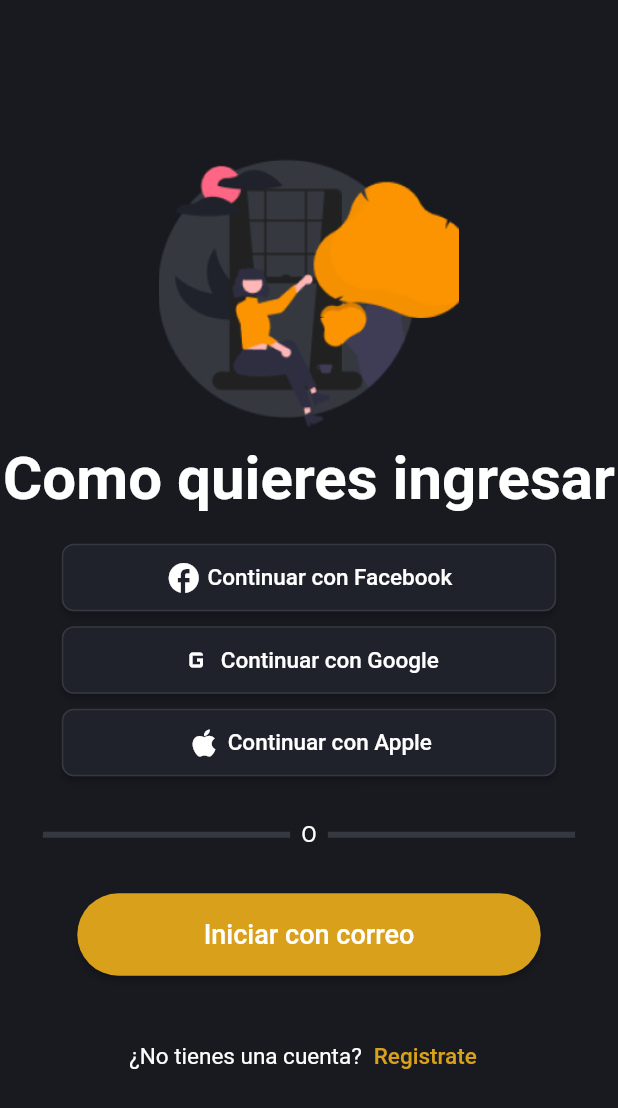
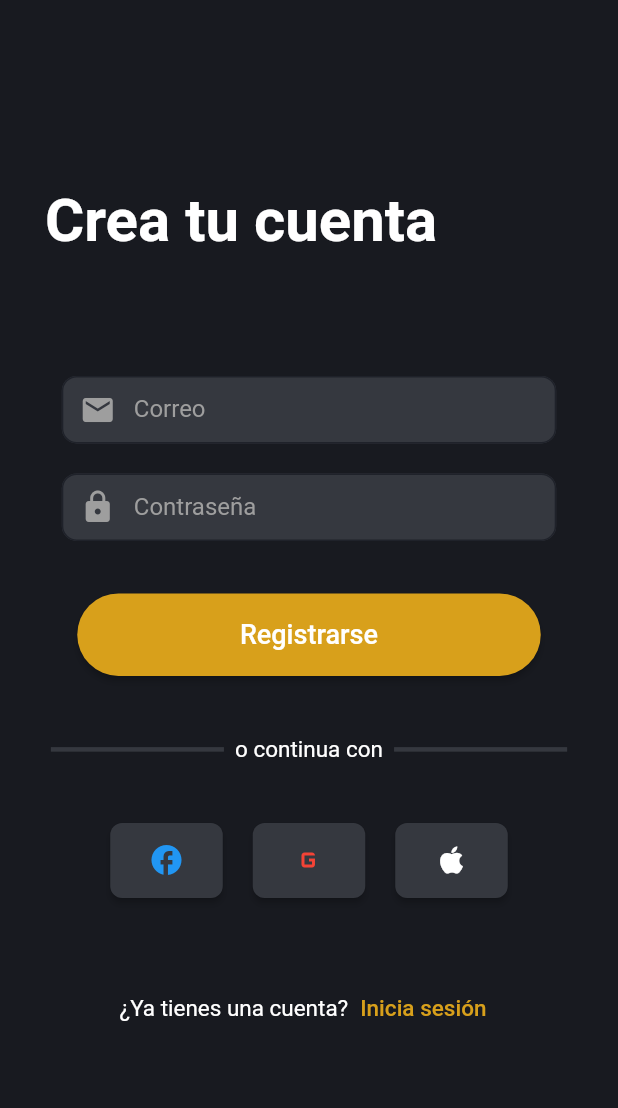
Before and after one commit to alienigena264/Mr.Garcia, a Flutter app: the LogGeneral screen opened by its route, after a tap on "Registrate", on a phone screen of 412 x 824 dp. Shown: the top 1108 px of the screen. Run offline on Flutter 3.47's test engine with Material 2 defaults, Android fonts, the phone set to English and light mode, and no system bars; our stand-ins replace curved_navigation_bar; missing offline and left inert: flutter_sequence_animation.

Commit message:
Vista register y registeDatail

```diff
--- a/lib/main.dart
+++ b/lib/main.dart
@@ -2,6 +2,8 @@ import 'package:flutter/material.dart';
 import 'package:mr_garcia_app/pages/Inicio/Inicio.vista.dart';
 import 'package:mr_garcia_app/pages/Inicio/InicioInfo1.vista.dart';
 import 'package:mr_garcia_app/pages/Log/Log_General.vista.dart';
+import 'package:mr_garcia_app/pages/Log/Register.vista.dart';
+import 'package:mr_garcia_app/pages/Log/RegisterDetail.vista.dart';
 
 
 void main() => runApp(const MyApp());
@@ -19,7 +21,9 @@ class MyApp extends StatelessWidget {
         '/': (context) => const Inicio(),
         // ignore: prefer_const_constructors
         '/InicioInfo1': (context) => InicioInfo1(),
-        '/logGeneral': (context) => const LogGeneral()
+        '/logGeneral': (context) => const LogGeneral(),
+        '/Registrar': (context) => const Register(),
+        '/RegistrarDetalle': (context) => const RegisterDateil(),
 
 
       },
--- a/lib/pages/Log/Log_General.vista.dart
+++ b/lib/pages/Log/Log_General.vista.dart
@@ -72,7 +72,15 @@ class _LogGeneralState extends State<LogGeneral> {
             const SizedBox(
               height: 30,
             ),
-            Row(
+            registrarse(),
+          ],
+        ),
+      ),
+    );
+  }
+
+  Row registrarse() {
+    return Row(
             mainAxisAlignment: MainAxisAlignment.center,
             children: [
               const Text(
@@ -80,17 +88,15 @@ class _LogGeneralState extends State<LogGeneral> {
                 style: TextStyle(color: Colors.white, fontSize: 15),
               ),
               TextButton(
-                  onPressed: () {},
+                onPressed: () {
+                  Navigator.pushNamed(context, '/Registrar');
+                },
                 child: const Text(
                   'Registrate',
                   style: TextStyle(color: colorSecundario, fontSize: 15),
                 ),
               ),
             ],
-            ),
-          ],
-        ),
-      ),
           );
   }
 
--- /dev/null
+++ b/lib/pages/Log/Register.vista.dart
@@ -0,0 +1,195 @@
+import 'package:flutter/material.dart';
+import 'package:mr_garcia_app/pages/colors.dart';
+
+class Register extends StatefulWidget {
+  const Register({super.key});
+
+  @override
+  State<Register> createState() => _RegisterState();
+}
+
+class _RegisterState extends State<Register> {
+  @override
+  Widget build(BuildContext context) {
+    final screenSize = MediaQuery.of(context).size;
+    // ignore: unused_local_variable
+    final screenHeight = screenSize.height;
+    // ignore: unused_local_variable
+    final screenWidth = screenSize.width;
+    return Scaffold(
+      backgroundColor: colorPrincipal,
+      body: SingleChildScrollView(
+        child: Column(
+            mainAxisAlignment: MainAxisAlignment.center,
+            crossAxisAlignment: CrossAxisAlignment.start,
+            children: [
+              SizedBox(
+                height: screenHeight * 0.15,
+              ),
+              const Padding(
+                padding: EdgeInsets.only(left: 30.0),
+                child: Text(
+                  "Crea tu cuenta",
+                  style: TextStyle(
+                      color: Colors.white,
+                      fontSize: 40,
+                      fontWeight: FontWeight.bold),
+                ),
+              ),
+              const SizedBox(
+                height: 80,
+              ),
+              inputsBasic(screenWidth, Icons.email, 'Correo', false),
+              const SizedBox(
+                height: 20,
+              ),
+              inputsBasic(screenWidth, Icons.lock, 'Contraseña', true),
+              const SizedBox(
+                height: 35,
+              ),
+              registrarseBtn(screenWidth),
+              const SizedBox(
+                height: 40,
+              ),
+              dividerCustom(screenWidth),
+              const SizedBox(
+                height: 40,
+              ),
+              Row(
+                mainAxisAlignment: MainAxisAlignment.center,
+                children: [
+                  metodosRegistrarse(screenWidth, Icons.facebook, Colors.blue),
+                  const SizedBox(
+                    width: 20,
+                  ),
+                  metodosRegistrarse(
+                      screenWidth, Icons.g_mobiledata, Colors.red),
+                  const SizedBox(
+                    width: 20,
+                  ),
+                  metodosRegistrarse(screenWidth, Icons.apple, Colors.white),
+                ],
+              ),
+              const SizedBox(
+                height: 50,
+              ),
+              Row(
+                mainAxisAlignment: MainAxisAlignment.center,
+                children: [
+                  const Text(
+                    '¿Ya tienes una cuenta?',
+                    style: TextStyle(color: Colors.white, fontSize: 15),
+                  ),
+                  TextButton(
+                    onPressed: () {
+                      Navigator.pushNamed(context, '/logGeneral');
+                    },
+                    child: const Text(
+                      'Inicia sesión',
+                      style: TextStyle(color: colorSecundario, fontSize: 15),
+                    ),
+                  ),
+                ],
+              ),
+            ]),
+      ),
+    );
+  }
+
+  Row dividerCustom(double screenWidth) {
+    return Row(
+      mainAxisAlignment: MainAxisAlignment.center,
+      children: [
+        Container(
+          width: screenWidth * 0.28,
+          height: 3,
+          color: colorPrincipalExtraLight,
+        ),
+        const Text(
+          '  o continua con  ',
+          style: TextStyle(color: Colors.white, fontSize: 15),
+        ),
+        Container(
+          width: screenWidth * 0.28,
+          height: 3,
+          color: colorPrincipalExtraLight,
+        ),
+      ],
+    );
+  }
+
+  Center registrarseBtn(double screenWidth) {
+    return Center(
+      child: ElevatedButton(
+        style: ElevatedButton.styleFrom(
+          backgroundColor: colorSecundario,
+          minimumSize: Size(screenWidth * 0.75, 55),
+          shape: RoundedRectangleBorder(
+            borderRadius: BorderRadius.circular(40.0),
+          ),
+        ),
+        onPressed: () {
+          Navigator.pushNamed(context, '/RegistrarDetalle');
+        },
+        child: const Text(
+          "Registrarse",
+          style: TextStyle(color: Colors.white, fontSize: 18),
+        ),
+      ),
+    );
+  }
+
+  Center metodosRegistrarse(double screenWidth, IconData icono, Color color) {
+    return Center(
+      child: ElevatedButton(
+          style: ElevatedButton.styleFrom(
+            backgroundColor: colorPrincipalExtraLight,
+            minimumSize: const Size(75, 50),
+            shape: RoundedRectangleBorder(
+              borderRadius: BorderRadius.circular(8.0),
+            ),
+          ),
+          onPressed: () {},
+          child: Icon(
+            icono,
+            color: color,
+          )),
+    );
+  }
+
+  Center inputsBasic(
+      double screenWidth, IconData icono, String labelText, bool teclado) {
+    return Center(
+      child: SizedBox(
+        width: screenWidth * 0.8,
+        height: 45,
+        child: Center(
+          child: TextField(
+            obscureText: teclado,
+            keyboardType: TextInputType.emailAddress,
+            style: TextStyle(color: Colors.grey.shade300),
+            decoration: InputDecoration(
+              hoverColor: colorAuxiliar,
+              filled: true,
+              fillColor: colorPrincipalExtraLight,
+              prefixIcon: Icon(
+                icono,
+                color: Colors.grey.shade500,
+              ),
+              labelText: labelText,
+              labelStyle: TextStyle(color: Colors.grey.shade500),
+              enabledBorder: OutlineInputBorder(
+                borderSide: const BorderSide(color: colorPrincipalLight),
+                borderRadius: BorderRadius.circular(10),
+              ),
+              focusedBorder: OutlineInputBorder(
+                borderSide: const BorderSide(color: colorPrincipalLight),
+                borderRadius: BorderRadius.circular(10),
+              ),
+            ),
+          ),
+        ),
+      ),
+    );
+  }
+}
--- a/pubspec.yaml
+++ b/pubspec.yaml
@@ -38,6 +38,8 @@ dependencies:
   auto_size_text: ^3.0.0
   flutter_sequence_animation: "^4.0.0"
   curved_navigation_bar: ^1.0.3
+  url_launcher: ^6.1.11
+  email_validator: ^2.1.17
 
 dev_dependencies:
   flutter_test:
```
Also changed, not shown: lib/pages/Log/RegisterDetail.vista.dart (added, +522 -0 lines), pubspec.lock, 5 other files. Lines whose indentation alone changed are shown as unchanged.
